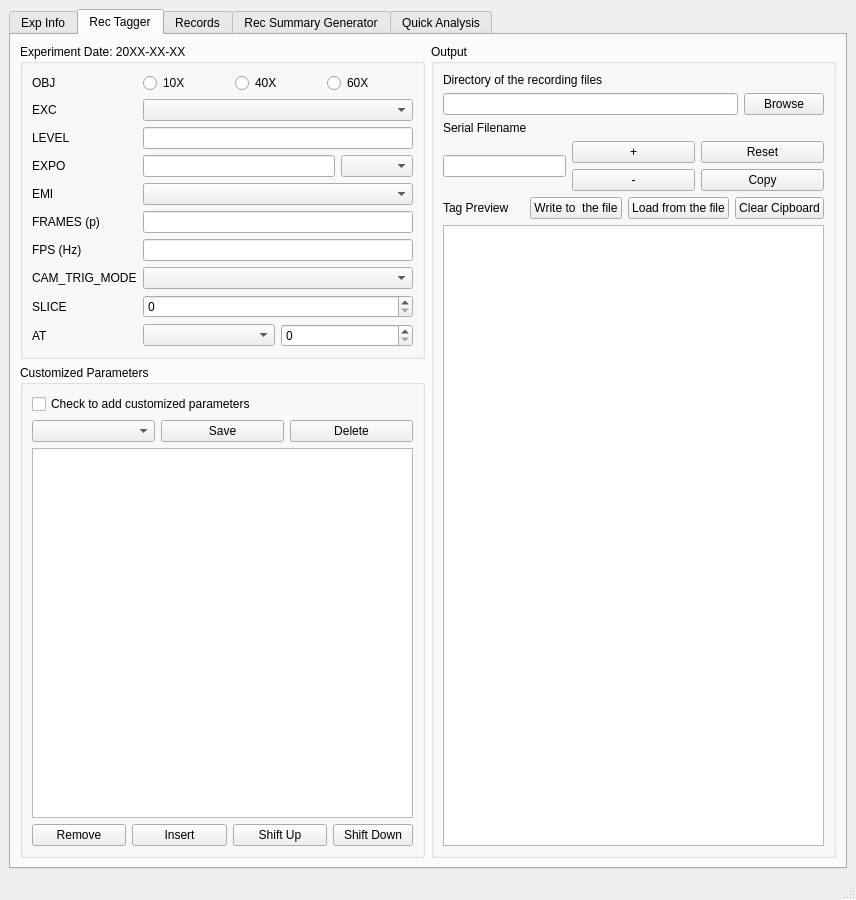
kang62489/PG_003, file ui/metadata_generator.ui: the form before one commit.
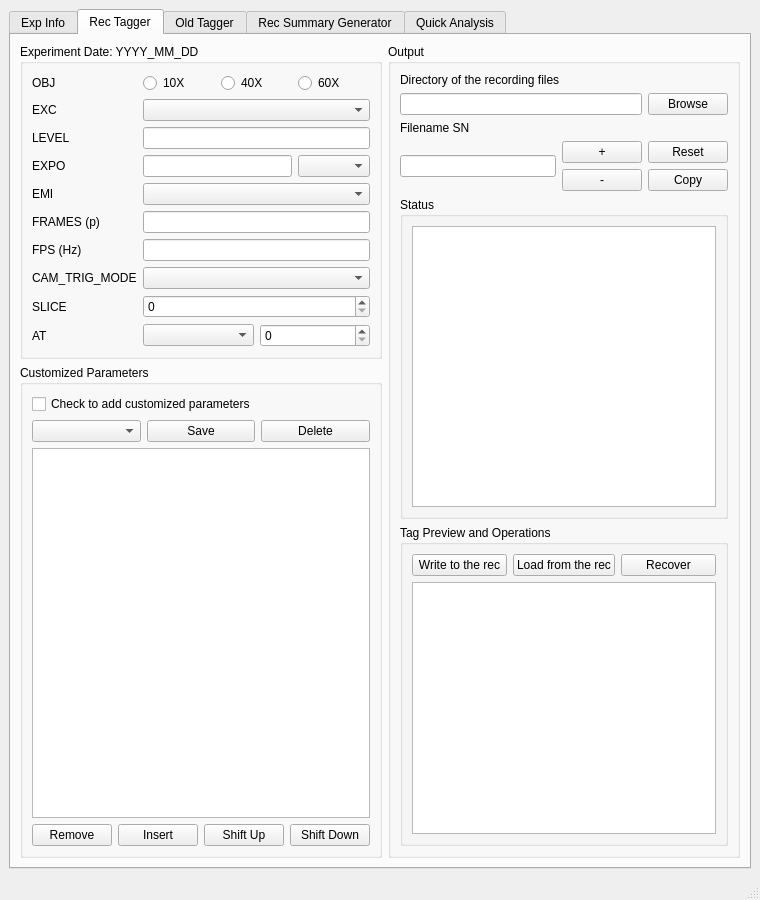
The form after the commit.

Commit message: REC Tagger Completed, but need to set apperances of UIs. This is a backup before doing that.

```diff
--- a/ui/metadata_generator.ui
+++ b/ui/metadata_generator.ui
@@ -6,7 +6,7 @@
    <rect>
     <x>0</x>
     <y>0</y>
-    <width>856</width>
+    <width>760</width>
     <height>900</height>
    </rect>
   </property>
@@ -493,7 +493,7 @@
           <item>
            <widget class="QGroupBox" name="groupBox_recBasic">
             <property name="title">
-             <string>Experiment Date: 20XX-XX-XX</string>
+             <string>Experiment Date: YYYY_MM_DD</string>
             </property>
             <layout class="QFormLayout" name="formLayout_6">
              <item row="0" column="0">
@@ -732,8 +732,6 @@
           </property>
           <layout class="QVBoxLayout" name="verticalLayout_11">
            <item>
-            <layout class="QVBoxLayout" name="verticalLayout_16">
-             <item>
               <widget class="QLabel" name="lbl_recDir">
                <property name="text">
                 <string>Directory of the recording files</string>
@@ -757,7 +755,7 @@
              <item>
               <widget class="QLabel" name="lbl_serialName_2">
                <property name="text">
-                <string>Serial Filename</string>
+              <string>Filename SN</string>
                </property>
               </widget>
              </item>
@@ -783,34 +781,30 @@
                 </widget>
                </item>
                <item>
-                <layout class="QVBoxLayout" name="verticalLayout_19">
-                 <item>
-                  <widget class="QPushButton" name="btn_increaseSerialNum">
-                   <property name="text">
-                    <string>+</string>
-                   </property>
-                  </widget>
-                 </item>
-                 <item>
-                  <widget class="QPushButton" name="btn_decreaseSerialNum">
+              <layout class="QGridLayout" name="gridLayout">
+               <item row="1" column="0">
+                <widget class="QPushButton" name="btn_decreaseSN">
                    <property name="text">
                     <string>-</string>
                    </property>
                   </widget>
                  </item>
-                </layout>
+               <item row="0" column="0">
+                <widget class="QPushButton" name="btn_increaseSN">
+                 <property name="text">
+                  <string>+</string>
+                 </property>
+                </widget>
                </item>
-               <item>
-                <layout class="QVBoxLayout" name="verticalLayout_20">
-                 <item>
-                  <widget class="QPushButton" name="btn_resetSerialNum">
+               <item row="0" column="1">
+                <widget class="QPushButton" name="btn_resetSN">
                    <property name="text">
                     <string>Reset</string>
                    </property>
                   </widget>
                  </item>
-                 <item>
-                  <widget class="QPushButton" name="btn_copyFileSerialNum">
+               <item row="1" column="1">
+                <widget class="QPushButton" name="btn_copyFilenameSN">
                    <property name="text">
                     <string>Copy</string>
                    </property>
@@ -820,37 +814,46 @@
                </item>
               </layout>
              </item>
+           <item>
+            <widget class="QGroupBox" name="groupBox_status">
+             <property name="title">
+              <string>Status</string>
+             </property>
+             <layout class="QVBoxLayout" name="verticalLayout_16">
+              <item>
+               <widget class="QTextBrowser" name="textBrowser_status"/>
+              </item>
+             </layout>
+            </widget>
+           </item>
+           <item>
+            <widget class="QGroupBox" name="groupBox_7">
+             <property name="title">
+              <string>Tag Preview and Operations</string>
+             </property>
+             <layout class="QVBoxLayout" name="verticalLayout_14">
              <item>
               <layout class="QHBoxLayout" name="horizontalLayout_19">
                <item>
-                <widget class="QLabel" name="lbl_Tag_2">
+                 <widget class="QPushButton" name="btn_writeToRec">
                  <property name="text">
-                  <string>Tag Preview</string>
+                   <string>Write to the rec</string>
                  </property>
                 </widget>
                </item>
                <item>
                 <widget class="QPushButton" name="btn_copyTag_3">
                  <property name="text">
-                  <string>Write to  the file</string>
+                   <string>Load from the rec</string>
                  </property>
                 </widget>
                </item>
                <item>
                 <widget class="QPushButton" name="btn_copyTag_2">
                  <property name="text">
-                  <string>Load from the file</string>
-                 </property>
-                </widget>
-               </item>
-               <item>
-                <widget class="QPushButton" name="btn_clearTag_2">
-                 <property name="text">
-                  <string>Clear Cipboard</string>
-                 </property>
-                </widget>
-               </item>
-              </layout>
+                   <string>Recover</string>
+                  </property>
+                 </widget>
              </item>
             </layout>
            </item>
@@ -862,9 +865,12 @@
         </item>
        </layout>
       </widget>
-      <widget class="QWidget" name="tab_1">
+        </item>
+       </layout>
+      </widget>
+      <widget class="QWidget" name="tab_oldTagger">
        <attribute name="title">
-        <string>Records</string>
+        <string>Old Tagger</string>
        </attribute>
        <layout class="QVBoxLayout" name="verticalLayout_3">
         <item>
```
Left out of the diff: 8 changed lines with no effect on the pictures. Lines whose indentation alone changed are shown as unchanged. The commit also changes 10 other files.
